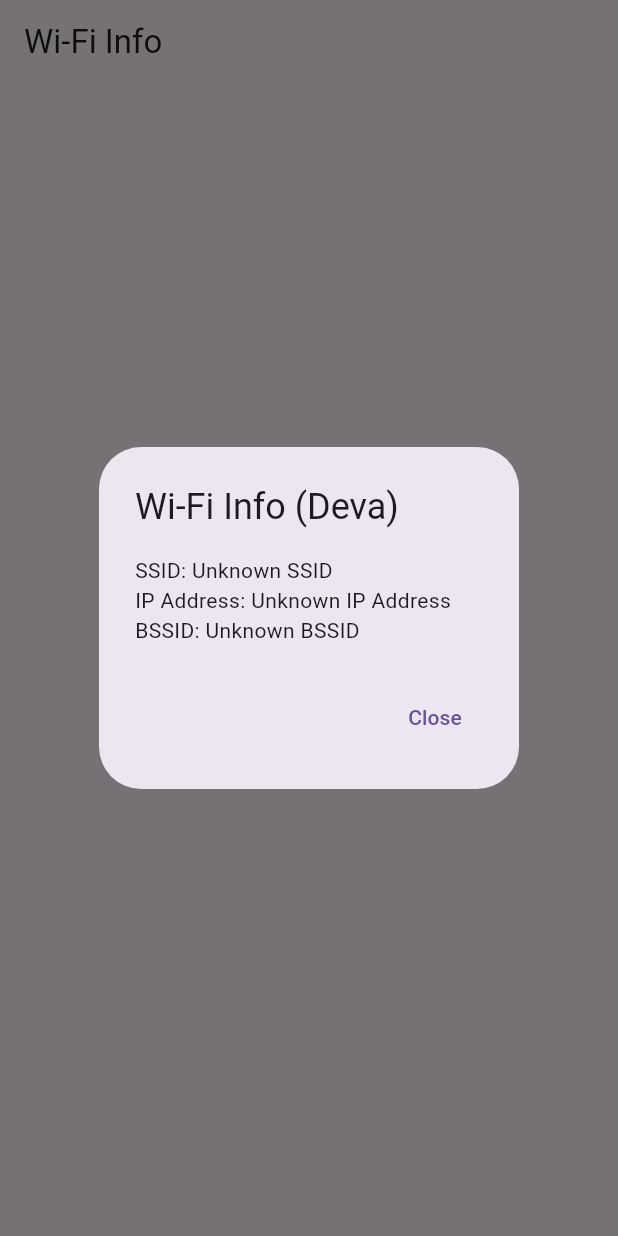
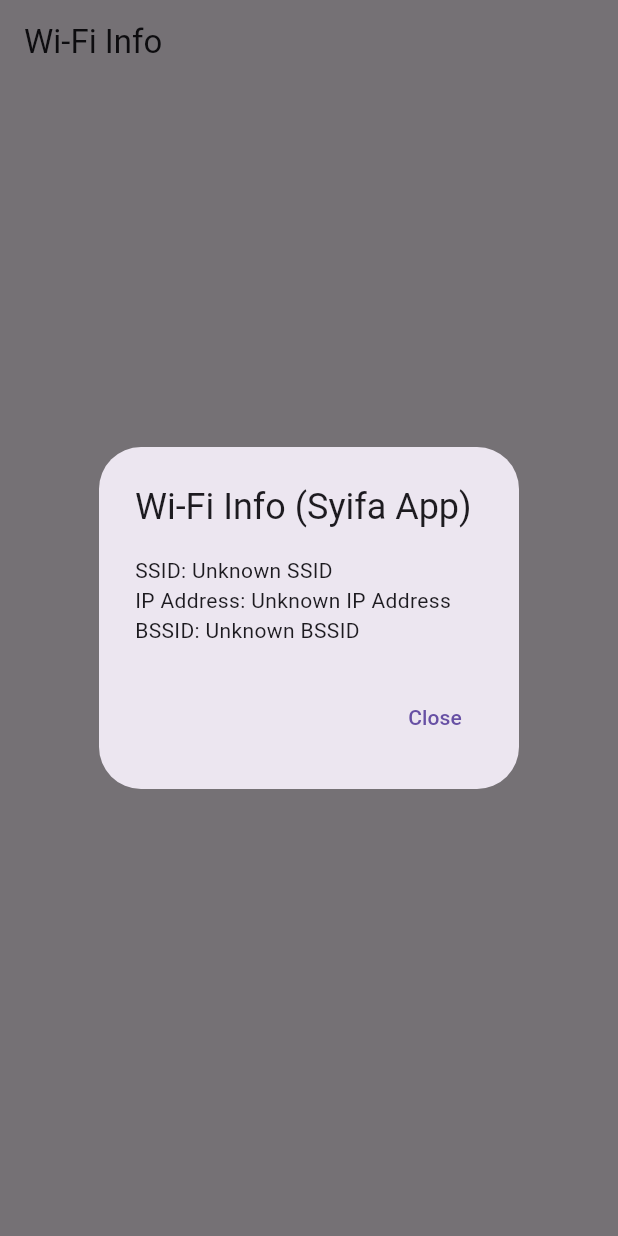
Before and after one commit to RioBithub/wifi_app, a Flutter app: the screen it shows after launch, after a tap on "Get Wi-Fi Info", on a phone screen of 412 x 824 dp. Run offline on Flutter 3.47's test engine with Material 3 defaults, Android fonts, the phone set to English and light mode, and no system bars; our stand-ins replace permission_handler; missing offline and left inert: wifi_info_flutter.

Commit message:
Initial commit

```diff
--- a/lib/main.dart
+++ b/lib/main.dart
@@ -10,7 +10,7 @@ class MyApp extends StatelessWidget {
   @override
   Widget build(BuildContext context) {
     return MaterialApp(
-      title: 'Wi-Fi App by Deva',
+      title: 'Wi-Fi App by Syifa',
       home: WifiInfoScreen(),
     );
   }
@@ -28,7 +28,7 @@ class WifiInfoScreen extends StatelessWidget {
         context: context,
         builder: (BuildContext context) {
           return AlertDialog(
-            title: Text('Wi-Fi Info (Deva)'),
+            title: Text('Wi-Fi Info (Syifa App)'),
             content: Text('SSID: $wifiName\n'
                 'IP Address: $wifiIP\n'
                 'BSSID: $wifiBSSID'),
```
